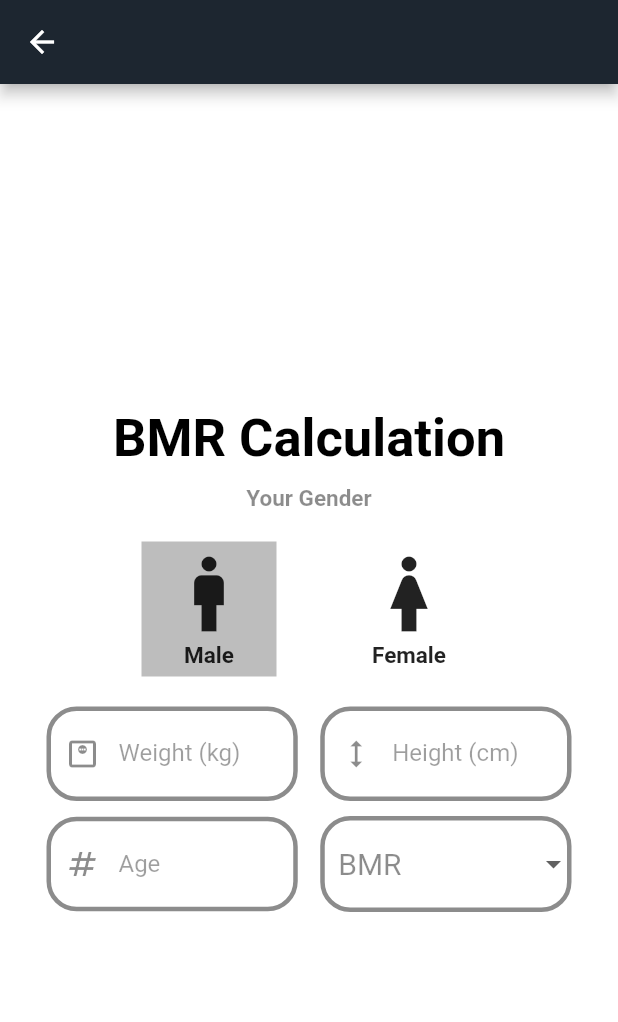
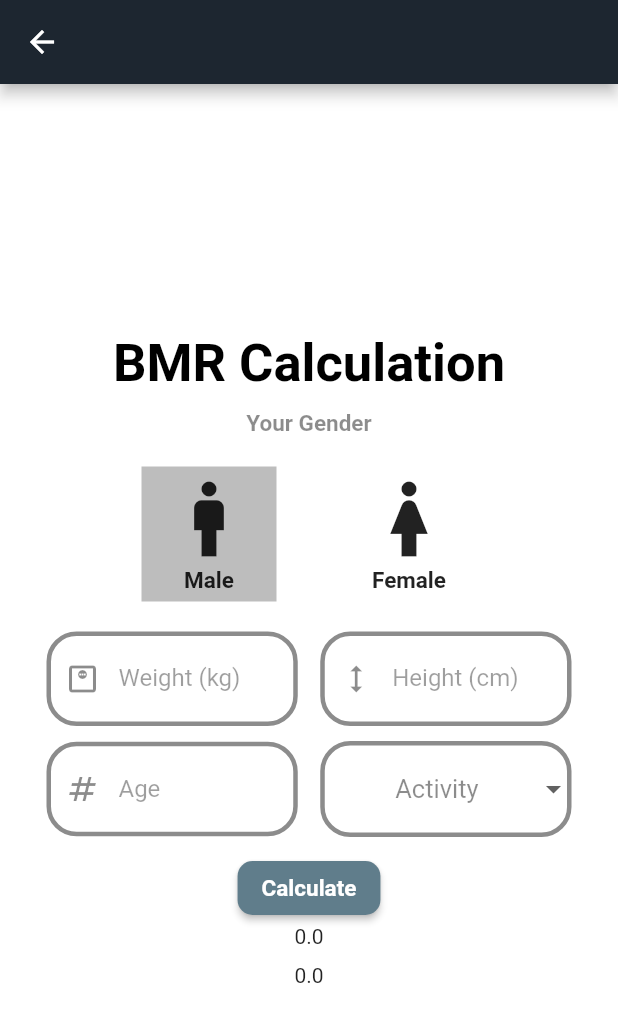
Before and after one commit to cp1-dmanicani/calculator, a Flutter app: the screen it shows after launch, in the side drawer, after a tap on "BMR (Basal Metabolic Rate)", on a phone screen of 412 x 824 dp. Shown: the top 1022 px of the screen. Run offline on Flutter 3.47's test engine with Material 2 defaults, Android fonts, the light colour scheme and no system bars; our stand-ins replace math_expressions; missing offline and left inert: gauges.

Commit message:
Added code and calculations for the BMR calculator feature.

```diff
--- a/lib/other_conversions.dart
+++ b/lib/other_conversions.dart
@@ -1,7 +1,6 @@
 import 'dart:math';
 import 'package:flutter/material.dart';
 import 'package:gauges/gauges.dart';
-import 'package:range_type/predefined_ranges.dart';
 
 class Scientific extends StatefulWidget {
   const Scientific({super.key});
@@ -799,11 +798,12 @@ class _BMRCalculation extends State<BMRCalculation> {
   int genderVal = 0;
   bool isShow = true;
   String activityDropDownVal = 'BMR';
+  double bmrFemale = 0.0;
+  double bmrMale = 0.0;
 
-  var ageControl = TextEditingController();
-  var weightControl = TextEditingController();
-  var heightControl = TextEditingController();
-  var bodyFatValControl = TextEditingController();
+  var ageControlText = TextEditingController();
+  var weightControlText = TextEditingController();
+  var heightControlText = TextEditingController();
 
   @override
   Widget build(BuildContext context) {
@@ -908,7 +908,7 @@ class _BMRCalculation extends State<BMRCalculation> {
                     children: [
                       Expanded(
                         child: TextField(
-                          controller: weightControl,
+                          controller: weightControlText,
                           decoration: InputDecoration(
                             label: Text(
                               'Weight (kg)',
@@ -930,7 +930,7 @@ class _BMRCalculation extends State<BMRCalculation> {
                       ),
                       Expanded(
                         child: TextField(
-                          controller: heightControl,
+                          controller: heightControlText,
                           decoration: InputDecoration(
                             label: Text(
                               'Height (cm)',
@@ -954,7 +954,7 @@ class _BMRCalculation extends State<BMRCalculation> {
                     children: [
                       Expanded(
                         child: TextField(
-                          controller: ageControl,
+                          controller: ageControlText,
                           decoration: InputDecoration(
                             label: Text(
                               'Age',
@@ -976,6 +976,7 @@ class _BMRCalculation extends State<BMRCalculation> {
                       ),
                       Expanded(
                         child: DropdownButtonFormField<String>(
+                          isExpanded: true,
                           decoration: InputDecoration(
                             enabledBorder: myInputBorder(),
                             focusedBorder: myInputBorder(),
@@ -984,26 +985,35 @@ class _BMRCalculation extends State<BMRCalculation> {
                             fontSize: 20,
                             color: Colors.black45,
                           ),
-                          value: activityDropDownVal,
                           items: <String>[
                             'BMR',
                             'Sedentary',
                             'Light',
                             'Moderate',
-                            'Active',
                             'Very Active',
                             'Extra Active'
                           ].map<DropdownMenuItem<String>>((String value) {
                             return DropdownMenuItem<String>(
                               value: value,
-                              child: Text(
-                                value,
-                                style: TextStyle(
-                                  fontSize: 20,
-                                  color: Colors.black45,),
+                              child: Center(
+                                child: Text(
+                                  value,
+                                  style: TextStyle(
+                                    fontSize: 20,
+                                    color: Colors.black45,),
+                                ),
                               ),
                             );
                           }).toList(),
+                          hint: Align(
+                              alignment: Alignment.center,
+                              child: Text(
+                                  'Activity',
+                                  style: TextStyle(
+                                    fontSize: 17,
+                                    color: Colors.black45,),
+                              ),
+                          ),
                           onChanged: (String? newValue) {
                             setState(() {
                               activityDropDownVal = newValue!;
@@ -1012,6 +1022,93 @@ class _BMRCalculation extends State<BMRCalculation> {
                         ),
                       ),
                     ],
+                  ),
+                  SizedBox(height: 10,),
+                  ElevatedButton(
+                    style: ButtonStyle(
+                      shape: MaterialStateProperty.all<RoundedRectangleBorder>(
+                        RoundedRectangleBorder(
+                          borderRadius: BorderRadius.circular(10.0),
+                        ),
+                      ),
+                    ),
+                    onPressed: () {
+                      var mAge = ageControlText.text.toString();
+                      var mWeight = weightControlText.text.toString();
+                      var mHeight = heightControlText.text.toString();
+
+                      int age = int.parse(mAge);
+                      double weight = double.parse(mWeight);
+                      double height = double.parse(mHeight);
+
+                      bmrMale = 10 * weight + 6.25 * height - 5 * age + 5;
+                      bmrFemale = 10 * weight + 6.25 * height - 5 * age - 161;
+
+                      //If gender is female
+                      if (genderVal==1) {
+                        switch (activityDropDownVal) {
+                          case 'BMR':
+                            bmrFemale = bmrFemale * 1;
+                            break;
+                          case 'Sedentary':
+                            bmrFemale = bmrFemale * 1.2;
+                            break;
+                          case 'Light':
+                            bmrFemale = bmrFemale * 1.375;
+                            break;
+                          case 'Moderate':
+                            bmrFemale = bmrFemale * 1.55;
+                            break;
+                          case 'Very Active':
+                            bmrFemale = bmrFemale * 1.725;
+                            break;
+                          case 'Extra Active':
+                            bmrFemale = bmrFemale * 1.9;
+                            break;
+                        }
+                      }
+                      //If gender is male
+                      else {
+                        switch (activityDropDownVal) {
+                          case 'BMR':
+                            bmrMale = bmrMale * 1;
+                            break;
+                          case 'Sedentary':
+                            bmrMale = bmrMale * 1.2;
+                            break;
+                          case 'Light':
+                            bmrMale = bmrMale * 1.375;
+                            break;
+                          case 'Moderate':
+                            bmrMale = bmrMale * 1.55;
+                            break;
+                          case 'Very Active':
+                            bmrMale = bmrMale * 1.725;
+                            break;
+                          case 'Extra Active':
+                            bmrMale = bmrMale * 1.9;
+                            break;
+                        }
+                      }
+                      setState(() {
+                        bmrMale;
+                        bmrFemale;
+                      });
+                    },
+                    child: const Text(
+                      'Calculate',
+                      style: TextStyle(
+                        fontWeight: FontWeight.bold,
+                        fontSize: 15,
+                      ),
+                    ),
+                  ),
+                  Text(
+                    bmrMale.toString(),
+                  ),
+                  SizedBox(height: 10,),
+                  Text(
+                    bmrFemale.toString(),
                   ),
                 ],
               ),
```
